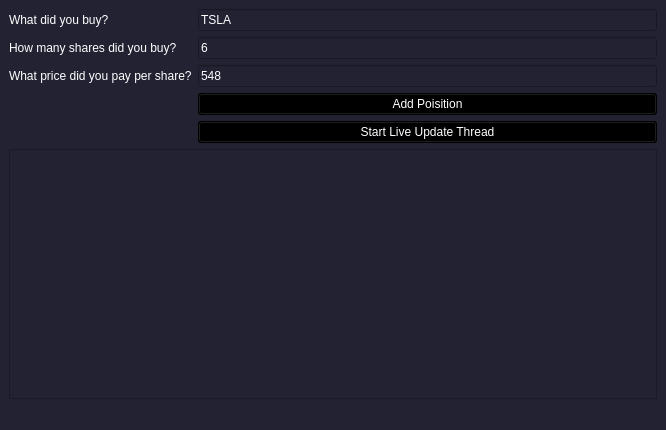
Above: ui/form_2.ui from usfghost/Port before the change. Below: the same form after it.
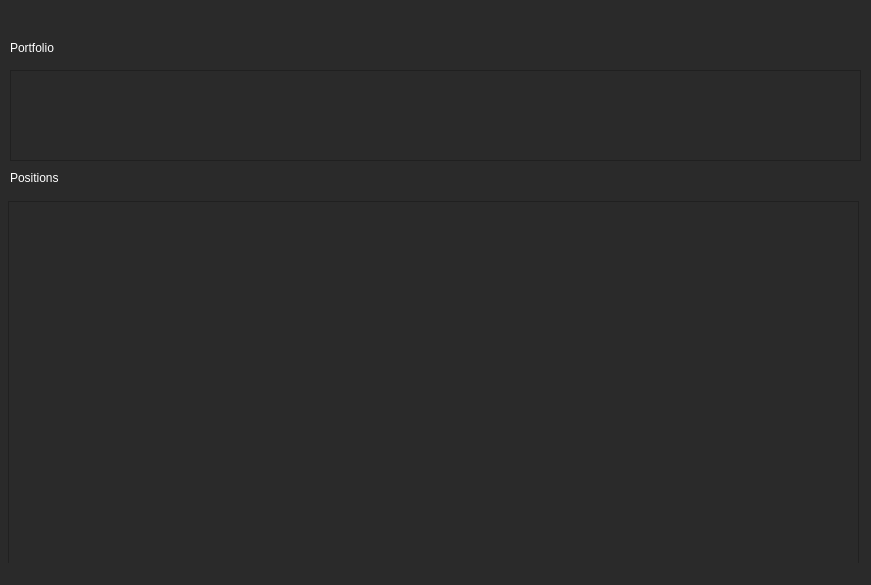
That is the form after the change.

What changed in the file:
```diff
--- a/ui/form_2.ui
+++ b/ui/form_2.ui
@@ -6,8 +6,8 @@
    <rect>
     <x>0</x>
     <y>0</y>
-    <width>666</width>
-    <height>430</height>
+    <width>871</width>
+    <height>585</height>
    </rect>
   </property>
   <property name="palette">
@@ -25,9 +25,9 @@
      <colorrole role="Button">
       <brush brushstyle="SolidPattern">
        <color alpha="255">
-        <red>34</red>
-        <green>34</green>
-        <blue>51</blue>
+        <red>42</red>
+        <green>42</green>
+        <blue>42</blue>
        </color>
       </brush>
      </colorrole>
@@ -61,18 +61,18 @@
      <colorrole role="Base">
       <brush brushstyle="SolidPattern">
        <color alpha="255">
-        <red>34</red>
-        <green>34</green>
-        <blue>51</blue>
+        <red>42</red>
+        <green>42</green>
+        <blue>42</blue>
        </color>
       </brush>
      </colorrole>
      <colorrole role="Window">
       <brush brushstyle="SolidPattern">
        <color alpha="255">
-        <red>34</red>
-        <green>34</green>
-        <blue>51</blue>
+        <red>42</red>
+        <green>42</green>
+        <blue>42</blue>
        </color>
       </brush>
      </colorrole>
@@ -90,9 +90,9 @@
      <colorrole role="Button">
       <brush brushstyle="SolidPattern">
        <color alpha="255">
-        <red>34</red>
-        <green>34</green>
-        <blue>51</blue>
+        <red>42</red>
+        <green>42</green>
+        <blue>42</blue>
        </color>
       </brush>
      </colorrole>
@@ -126,18 +126,18 @@
      <colorrole role="Base">
       <brush brushstyle="SolidPattern">
        <color alpha="255">
-        <red>34</red>
-        <green>34</green>
-        <blue>51</blue>
+        <red>42</red>
+        <green>42</green>
+        <blue>42</blue>
        </color>
       </brush>
      </colorrole>
      <colorrole role="Window">
       <brush brushstyle="SolidPattern">
        <color alpha="255">
-        <red>34</red>
-        <green>34</green>
-        <blue>51</blue>
+        <red>42</red>
+        <green>42</green>
+        <blue>42</blue>
        </color>
       </brush>
      </colorrole>
@@ -155,9 +155,9 @@
      <colorrole role="Button">
       <brush brushstyle="SolidPattern">
        <color alpha="255">
-        <red>34</red>
-        <green>34</green>
-        <blue>51</blue>
+        <red>42</red>
+        <green>42</green>
+        <blue>42</blue>
        </color>
       </brush>
      </colorrole>
@@ -191,18 +191,18 @@
      <colorrole role="Base">
       <brush brushstyle="SolidPattern">
        <color alpha="255">
-        <red>34</red>
-        <green>34</green>
-        <blue>51</blue>
+        <red>42</red>
+        <green>42</green>
+        <blue>42</blue>
        </color>
       </brush>
      </colorrole>
      <colorrole role="Window">
       <brush brushstyle="SolidPattern">
        <color alpha="255">
-        <red>34</red>
-        <green>34</green>
-        <blue>51</blue>
+        <red>42</red>
+        <green>42</green>
+        <blue>42</blue>
        </color>
       </brush>
      </colorrole>
@@ -225,14 +225,15 @@
   </property>
   <property name="styleSheet">
    <string notr="true">QWidget{
-	background-color: #223;
+	background-color: rgb(42, 42, 42);
 	color: white;
 }
-
 QPushButton{
-	background-color: black;
+	background-color: rgb(42, 42, 42);
 	color: white;
-	border: 
+	padding: 7px;
+	border: 2px solid white;
+	border-radius: 5px;
 }
 QPushButton:hover {
 	background-color: grey;
@@ -245,86 +246,76 @@
    <bool>true</bool>
   </property>
   <widget class="QWidget" name="centralwidget">
-   <layout class="QFormLayout" name="formLayout">
-    <item row="0" column="0">
-     <widget class="QLabel" name="label_3">
-      <property name="text">
-       <string>What did you buy?</string>
-      </property>
-     </widget>
-    </item>
-    <item row="0" column="1">
-     <widget class="QLineEdit" name="editTicker">
-      <property name="styleSheet">
-       <string notr="true"/>
-      </property>
-      <property name="text">
-       <string>TSLA</string>
-      </property>
-     </widget>
-    </item>
-    <item row="2" column="0">
-     <widget class="QLabel" name="label">
-      <property name="text">
-       <string>How many shares did you buy?</string>
-      </property>
-     </widget>
-    </item>
-    <item row="2" column="1">
-     <widget class="QLineEdit" name="editQuantity">
-      <property name="styleSheet">
-       <string notr="true"/>
-      </property>
-      <property name="text">
-       <string>6</string>
-      </property>
-     </widget>
-    </item>
-    <item row="4" column="0">
-     <widget class="QLabel" name="label_2">
-      <property name="text">
-       <string>What price did you pay per share?</string>
-      </property>
-     </widget>
-    </item>
-    <item row="4" column="1">
-     <widget class="QLineEdit" name="editBuyPrice">
-      <property name="styleSheet">
-       <string notr="true"/>
-      </property>
-      <property name="text">
-       <string>548</string>
-      </property>
-     </widget>
-    </item>
-    <item row="5" column="1">
-     <widget class="QPushButton" name="buttonAddPosition">
-      <property name="styleSheet">
-       <string notr="true"/>
-      </property>
-      <property name="text">
-       <string>Add Poisition</string>
-      </property>
-     </widget>
-    </item>
-    <item row="6" column="1">
-     <widget class="QPushButton" name="buttonGetLivePrice">
-      <property name="styleSheet">
-       <string notr="true"/>
-      </property>
-      <property name="text">
-       <string>Start Live Update Thread</string>
-      </property>
-     </widget>
-    </item>
-    <item row="7" column="0" colspan="2">
-     <widget class="QTableWidget" name="tablesheet">
-      <property name="styleSheet">
-       <string notr="true"/>
-      </property>
-     </widget>
-    </item>
-   </layout>
+   <widget class="QTableWidget" name="tablePositions">
+    <property name="geometry">
+     <rect>
+      <x>8</x>
+      <y>201</y>
+      <width>851</width>
+      <height>371</height>
+     </rect>
+    </property>
+    <property name="styleSheet">
+     <string notr="true"/>
+    </property>
+    <attribute name="horizontalHeaderVisible">
+     <bool>false</bool>
+    </attribute>
+    <attribute name="horizontalHeaderCascadingSectionResizes">
+     <bool>true</bool>
+    </attribute>
+    <attribute name="verticalHeaderHighlightSections">
+     <bool>false</bool>
+    </attribute>
+   </widget>
+   <widget class="QTableWidget" name="tablePortfolio">
+    <property name="geometry">
+     <rect>
+      <x>10</x>
+      <y>70</y>
+      <width>851</width>
+      <height>91</height>
+     </rect>
+    </property>
+    <attribute name="horizontalHeaderVisible">
+     <bool>false</bool>
+    </attribute>
+    <attribute name="horizontalHeaderHighlightSections">
+     <bool>false</bool>
+    </attribute>
+    <attribute name="verticalHeaderVisible">
+     <bool>false</bool>
+    </attribute>
+    <attribute name="verticalHeaderHighlightSections">
+     <bool>false</bool>
+    </attribute>
+   </widget>
+   <widget class="QLabel" name="label">
+    <property name="geometry">
+     <rect>
+      <x>10</x>
+      <y>170</y>
+      <width>60</width>
+      <height>16</height>
+     </rect>
+    </property>
+    <property name="text">
+     <string>Positions</string>
+    </property>
+   </widget>
+   <widget class="QLabel" name="label_2">
+    <property name="geometry">
+     <rect>
+      <x>10</x>
+      <y>40</y>
+      <width>60</width>
+      <height>16</height>
+     </rect>
+    </property>
+    <property name="text">
+     <string>Portfolio</string>
+    </property>
+   </widget>
   </widget>
   <widget class="QStatusBar" name="statusbar"/>
   <action name="actionAbout">
```
